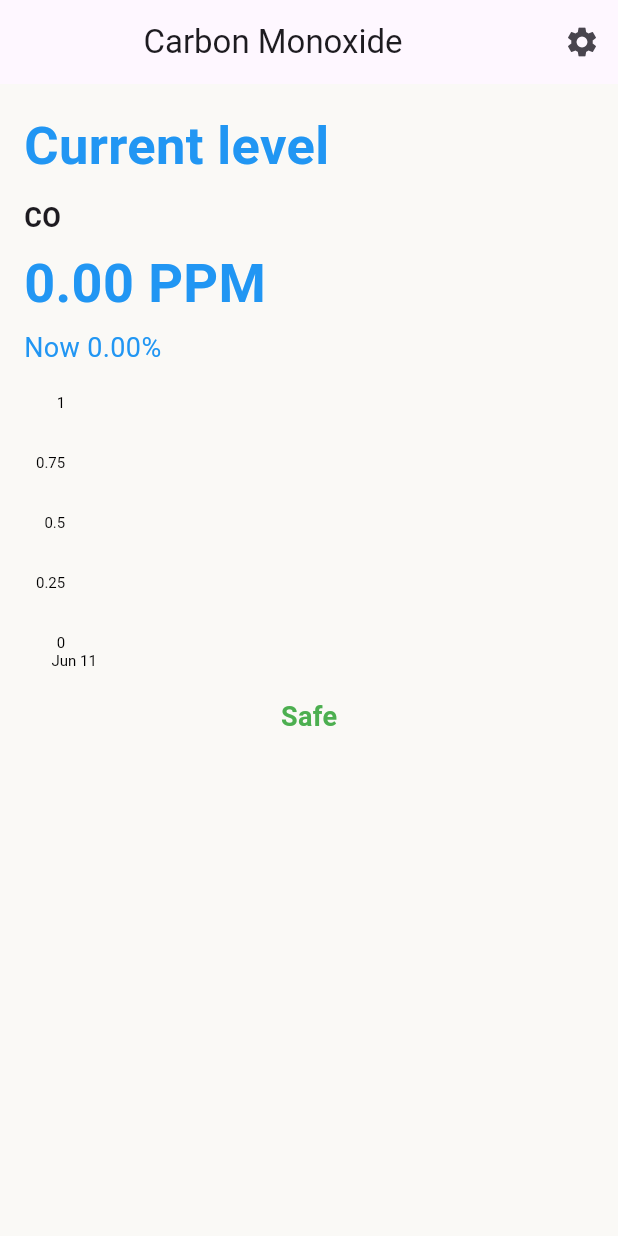
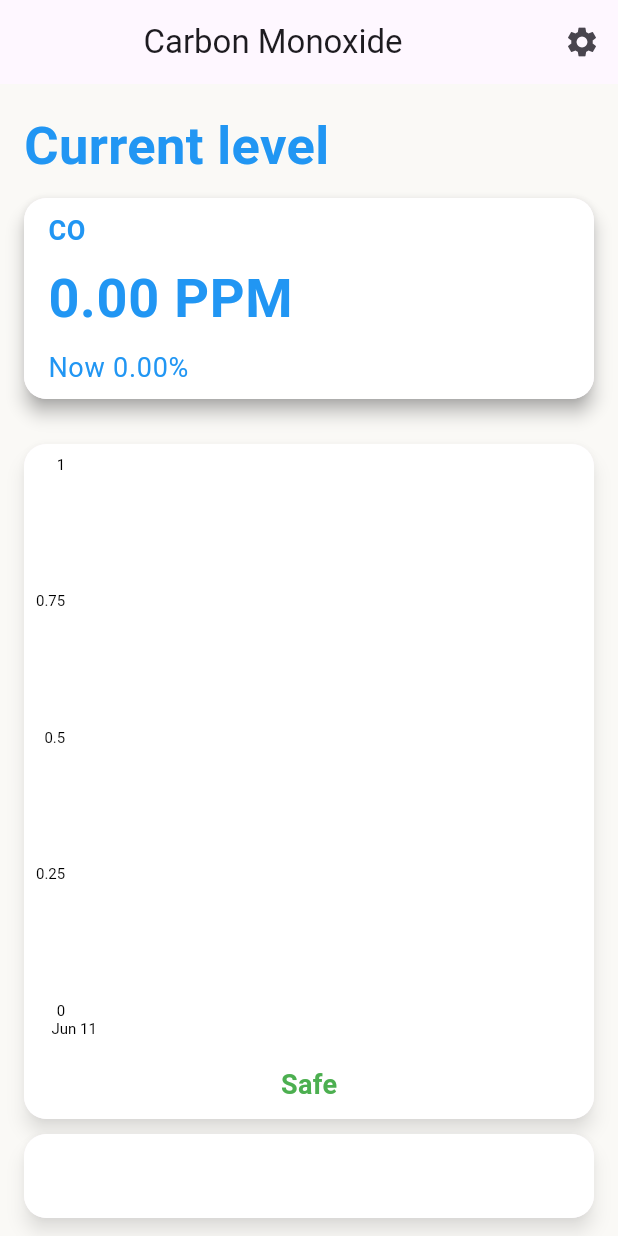
Before and after one commit to musakpg/COSense, a Flutter app: the HomePage screen opened directly, on a phone screen of 412 x 824 dp. Run offline on Flutter 3.47's test engine with Material 3 defaults, Android fonts, the light colour scheme and no system bars; our stand-ins replace charts_flutter, cloud_firestore, firebase_auth, firebase_core, firebase_database, flutter_local_notifications and 2 more; missing offline and left inert: sendgrid_mailer, workmanager; accounts and stored records are empty.

Commit message:
11 June 2024 Material Widget added

```diff
--- a/lib/page/homePage.dart
+++ b/lib/page/homePage.dart
@@ -164,12 +164,21 @@ class _HomePageState extends State<HomePage> {
               style: TextStyle(fontSize: 35, fontWeight: FontWeight.bold, color: Colors.blue),
             ),
             SizedBox(height: 10),
-            Column(
+            Material(
+                elevation: 5.0,  // Adjust the elevation value as needed
+                shadowColor: Colors.grey,  // You can also customize the shadow color
+                borderRadius: BorderRadius.circular(15.0),
+              child:ListTile(
+                tileColor: Colors.white,
+                shape: RoundedRectangleBorder(
+                  borderRadius: BorderRadius.vertical(top: Radius.circular(15.0), bottom: Radius.circular(15.0)),
+                ),
+                title: Column(
                   crossAxisAlignment: CrossAxisAlignment.start,
                   children: [
                     Text(
                       'CO',
-                  style: TextStyle(fontSize: 18, fontWeight: FontWeight.bold),
+                      style: TextStyle(fontSize: 18, fontWeight: FontWeight.bold, color: Colors.blue),
                     ),
                     SizedBox(height: 5),
                     Text(
@@ -183,9 +192,23 @@ class _HomePageState extends State<HomePage> {
                     ),
                   ],
                 ),
-            SizedBox(height: 10),
-            Container(
-              height: 200,
+              ),
+            ),
+            SizedBox(height: 30),
+            Material(
+              elevation: 5.0, // Adjust the elevation as needed
+              shadowColor: Colors.black.withOpacity(0.5),
+              borderRadius: BorderRadius.circular(15.0), // To match the Container's shape if needed
+              child: Container(
+                height: 450, // Adjusted height to accommodate additional widgets
+                decoration: BoxDecoration(
+                  color: Colors.white, // Ensure the background color is white or desired color
+                  borderRadius: BorderRadius.circular(15.0), // Ensure the border radius matches
+                ),
+                child: Column(
+                  crossAxisAlignment: CrossAxisAlignment.stretch,
+                  children: [
+                    Expanded(
                       child: coDataPoints.isNotEmpty
                           ? charts.TimeSeriesChart(
                         _createLineData(coDataPoints),
@@ -231,6 +254,50 @@ class _HomePageState extends State<HomePage> {
                           : Center(child: Text('Loading CO Data...')),
                     ),
                     SizedBox(height: 10),
+                    GestureDetector(
+                      onLongPressStart: (_) => _showThresholdsDialog(context),
+                      onLongPressEnd: (_) => _hideThresholdsDialog(),
+                      child: Center(
+                        child: Text(
+                          carState == 'danger'
+                              ? 'Danger'
+                              : carState == 'warning'
+                              ? 'Warning'
+                              : carState == 'caution'
+                              ? 'Caution'
+                              : 'Safe',
+                          style: TextStyle(
+                            fontSize: 18,
+                            fontWeight: FontWeight.bold,
+                            color: carState == 'danger'
+                                ? Colors.red
+                                : carState == 'warning'
+                                ? Colors.orange
+                                : carState == 'caution'
+                                ? Colors.yellow
+                                : Colors.green,
+                          ),
+                        ),
+                      ),
+                    ),
+                    SizedBox(height: 10),
+                  ],
+                ),
+              ),
+            ),
+            SizedBox(height: 10),
+            Material(
+              elevation: 5.0, // Adjust the elevation as needed
+              shadowColor: Colors.black.withOpacity(0.5),
+              borderRadius: BorderRadius.circular(15.0),
+              child:ListTile(
+                tileColor: Colors.white,
+                shape: RoundedRectangleBorder(
+                  borderRadius: BorderRadius.vertical(top: Radius.circular(15.0), bottom: Radius.circular(15.0)),
+                ),
+                title: Column(
+                  crossAxisAlignment: CrossAxisAlignment.start,
+                  children: [
                     if (selectedDataPoint != null) ...[
                       Text(
                         'Selected CO Rate: ${selectedDataPoint!.coRate} PPM',
@@ -240,19 +307,8 @@ class _HomePageState extends State<HomePage> {
                         'Selected Car State: ${_determineCarState(selectedDataPoint!.coRate)}',
                         style: TextStyle(fontSize: 18, fontWeight: FontWeight.bold),
                       ),
-              SizedBox(height: 10),
                     ],
-            GestureDetector(
-              onLongPressStart: (_) => _showThresholdsDialog(context),
-              onLongPressEnd: (_) => _hideThresholdsDialog(),
-              child: Center(
-                child: Text(
-                  carState == 'danger' ? 'Danger' : carState == 'warning' ? 'Warning' : carState == 'caution' ? 'Caution' : 'Safe',
-                  style: TextStyle(
-                    fontSize: 18,
-                    fontWeight: FontWeight.bold,
-                    color: carState == 'danger' ? Colors.red : carState == 'warning' ? Colors.orange : carState == 'caution' ? Colors.yellow : Colors.green,
-                  ),
+                  ],
                 ),
               ),
             ),
@@ -263,11 +319,15 @@ class _HomePageState extends State<HomePage> {
                 style: TextStyle(fontSize: 35, fontWeight: FontWeight.bold),
               ),
               SizedBox(height: 10),
-              Card(
+              Material(
+                elevation: 5.0,  // Adjust the elevation value as needed
+                shadowColor: Colors.grey,  // You can also customize the shadow color
+                borderRadius: BorderRadius.circular(15.0),
+                child: Card(
+                  color: Colors.white,
                   shape: RoundedRectangleBorder(
                     borderRadius: BorderRadius.circular(15.0),
                   ),
-                elevation: 5,
                   child: Column(
                     children: [
                       ListTile(
@@ -281,7 +341,7 @@ class _HomePageState extends State<HomePage> {
                           style: TextStyle(fontSize: 18, color: Colors.white),
                         ),
                       ),
-                    Divider(height: 10, thickness: 1), // Add divider for separation
+                      Divider(height: 10, thickness: 1, color: Colors.white), // Add divider for separation
                       ListTile(
                         tileColor: Colors.blue,
                         shape: RoundedRectangleBorder(
@@ -293,7 +353,7 @@ class _HomePageState extends State<HomePage> {
                           style: TextStyle(fontSize: 18, color: Colors.white),
                         ),
                       ),
-                    Divider(height: 10, thickness: 1), // Add divider for separation
+                      Divider(height: 10, thickness: 1, color: Colors.white), // Add divider for separation
                       ListTile(
                         tileColor: Colors.blue,
                         shape: RoundedRectangleBorder(
@@ -305,7 +365,7 @@ class _HomePageState extends State<HomePage> {
                           style: TextStyle(fontSize: 18, color: Colors.white),
                         ),
                       ),
-                    Divider(height: 10, thickness: 1), // Add divider for separation
+                      Divider(height: 10, thickness: 1, color: Colors.white), // Add divider for separation
                       ListTile(
                         tileColor: Colors.blue,
                         shape: RoundedRectangleBorder(
@@ -320,9 +380,9 @@ class _HomePageState extends State<HomePage> {
                     ],
                   ),
                 ),
+              ),
               SizedBox(height: 20),
             ],
-
           ],
         ),
       ),
```
Lines whose indentation alone changed are shown as unchanged.
